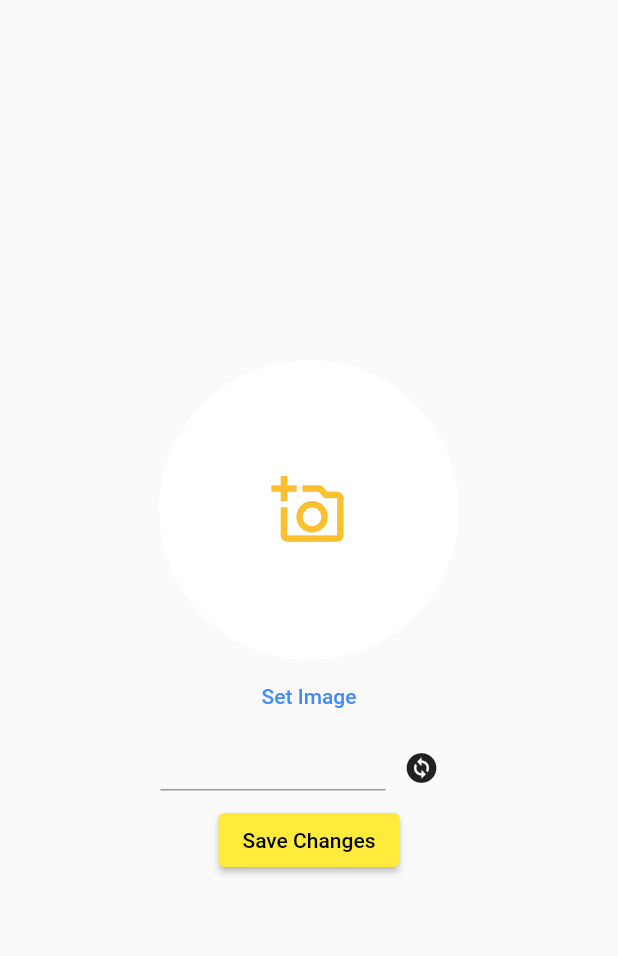
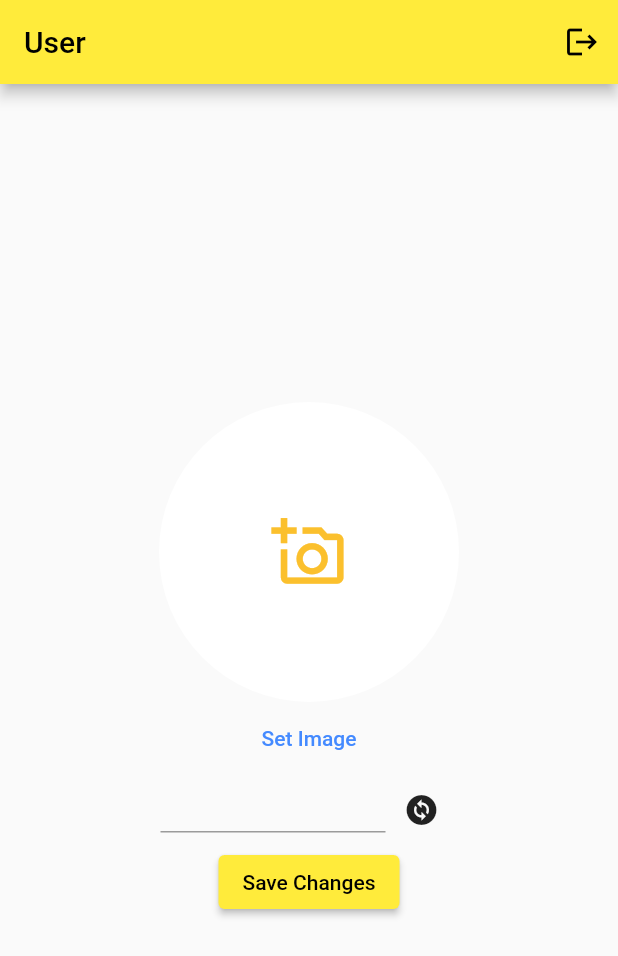
Before and after one commit to Ararchy01/paw_paw_steps, a Flutter app: the UserPage screen opened directly, on a phone screen of 412 x 824 dp. Shown: the top 956 px of the screen. Run offline on Flutter 3.47's test engine with Material 2 defaults, Android fonts, the phone set to English and light mode, and no system bars; our stand-ins replace cloud_firestore, email_validator, firebase_auth, firebase_core, firebase_storage, image_picker; accounts and stored records are empty.

Commit message:
App bar change

```diff
--- a/lib/app_frame/app_frame_after_login.dart
+++ b/lib/app_frame/app_frame_after_login.dart
@@ -31,7 +31,6 @@ class _AppFrameAfterLoginState extends State<AppFrameAfterLogin> {
   @override
   Widget build(BuildContext context) {
     return Scaffold(
-        appBar: _bodyOptions[_selected].appBar(context),
         body: _bodyOptions.elementAt(_selected),
         bottomNavigationBar: BottomNavigationBar(
           items: _bodyOptions
--- a/lib/user_page/user_page.dart
+++ b/lib/user_page/user_page.dart
@@ -1,13 +1,14 @@
 import 'dart:io';
 
 import 'package:cloud_firestore/cloud_firestore.dart';
+import 'package:firebase_auth/firebase_auth.dart';
 import 'package:firebase_storage/firebase_storage.dart';
 import 'package:flutter/material.dart';
 import 'package:image_picker/image_picker.dart';
 import 'package:provider/provider.dart';
 
 import '../domain/Dog.dart';
-import '../domain/User.dart';
+import '../domain/User.dart' as my_user;
 import '../util/firestore_util.dart';
 import '../util/my_page.dart';
 
@@ -18,23 +19,14 @@ class UserPage extends MyPage {
   State<StatefulWidget> createState() => _UserPageState();
 
   @override
-  AppBar appBar(BuildContext context) {
-    return AppBar(
-      title: Text('User'),
-      automaticallyImplyLeading: false,
-      actions: [logoutButton(context)],
-    );
-  }
-
-  @override
   BottomNavigationBarItem bottomNavigationBarItem() {
     return BottomNavigationBarItem(icon: Icon(Icons.person), label: 'User');
   }
 }
 
 class _UserPageState extends State<UserPage> {
-  late User _user;
-  late UserState _userState;
+  late my_user.User _user;
+  late my_user.UserState _userState;
   File? _newImageFile;
   final _userRef = FirestoreUtil.USER_REF;
   final _dogRef = FirestoreUtil.DOG_REF;
@@ -137,12 +129,29 @@ class _UserPageState extends State<UserPage> {
 
   @override
   Widget build(BuildContext context) {
-    _userState = Provider.of<UserState>(context);
+    _userState = Provider.of<my_user.UserState>(context);
     _user = _userState.getUser();
-    return Center(
-      child: Column(
-        mainAxisAlignment: MainAxisAlignment.center,
-        children: [image, imageButton, userName, dogs, save],
+    return Scaffold(
+      appBar: AppBar(
+        title: Text('User'),
+        automaticallyImplyLeading: false,
+        actions: [
+          IconButton(
+            icon: const Icon(Icons.logout),
+            onPressed: () async {
+              await FirebaseAuth.instance.signOut();
+              Provider.of<my_user.UserState>(context, listen: false).signOut();
+              Navigator.pushNamed(context, '/initial');
+            },
+            tooltip: 'Log Out',
+          )
+        ],
+      ),
+      body: Center(
+        child: Column(
+          mainAxisAlignment: MainAxisAlignment.center,
+          children: [image, imageButton, userName, dogs, save],
+        ),
       ),
     );
   }
```
Also changed, not shown: lib/dogs_page/dogs_page.dart (+18 -21 lines), lib/share_walk_page/share_walk_page.dart (+8 -12 lines), lib/util/my_page.dart (+0 -13 lines).
